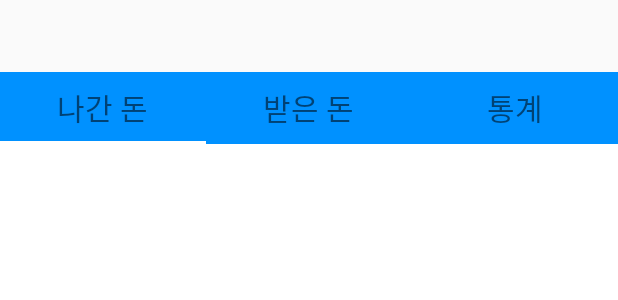
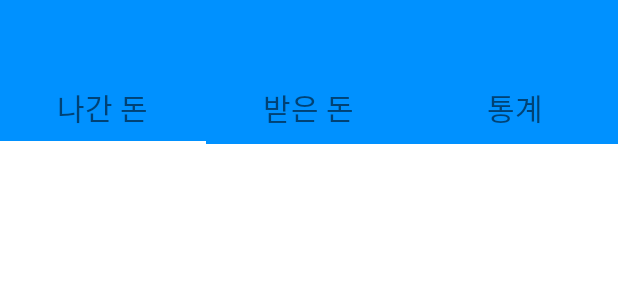
Before and after one commit to devmk1090/EventManager, an Android app: the layout activity_main.xml on its own in the app's theme, with its tools: preview values and no code run, on a phone screen of 412 x 824 dp. Shown: the top 300 px of the screen. Run offline under Robolectric (Android 15) with nearby library versions, the phone set to English and light mode, and no system bars.

Commit message:
Release 2.4 - 레이아웃 수정

```diff
--- a/app/build.gradle
+++ b/app/build.gradle
@@ -9,7 +9,7 @@ android {
         minSdkVersion 21
         targetSdkVersion 36
         multiDexEnabled true
-        versionCode 18
+        versionCode 19
         versionName "2.4"
         testInstrumentationRunner "androidx.test.runner.AndroidJUnitRunner"
     }
--- a/app/src/main/res/layout/activity_main.xml
+++ b/app/src/main/res/layout/activity_main.xml
@@ -6,8 +6,6 @@
     android:layout_width="match_parent"
     android:layout_height="match_parent"
     android:fitsSystemWindows="true"
-    android:paddingTop="48dp"
-    android:paddingBottom="50dp"
     tools:openDrawer="start">
     <include
         layout="@layout/content_main"
--- a/app/src/main/res/layout/fragment_in.xml
+++ b/app/src/main/res/layout/fragment_in.xml
@@ -31,7 +31,7 @@
             android:layout_width="match_parent"
             android:layout_height="1dp"/>
         <androidx.recyclerview.widget.RecyclerView
-            android:layout_marginBottom="40dp"
+            android:layout_marginBottom="50dp"
             android:id="@+id/inRecyclerView"
             android:layout_width="match_parent"
             android:layout_height="match_parent"
--- a/app/src/main/res/layout/fragment_out.xml
+++ b/app/src/main/res/layout/fragment_out.xml
@@ -31,7 +31,7 @@
             android:layout_width="match_parent"
             android:layout_height="1dp"/>
         <androidx.recyclerview.widget.RecyclerView
-            android:layout_marginBottom="40dp"
+            android:layout_marginBottom="50dp"
             android:id="@+id/outRecyclerView"
             android:layout_width="match_parent"
             android:layout_height="match_parent"/>
```
